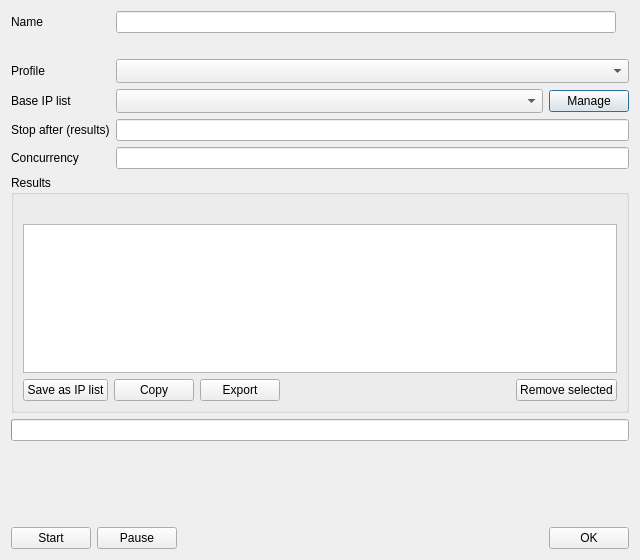
Old version of the form include/ui/scanner/dialog_scan_instance.ui in the repository throneproj/Throne.
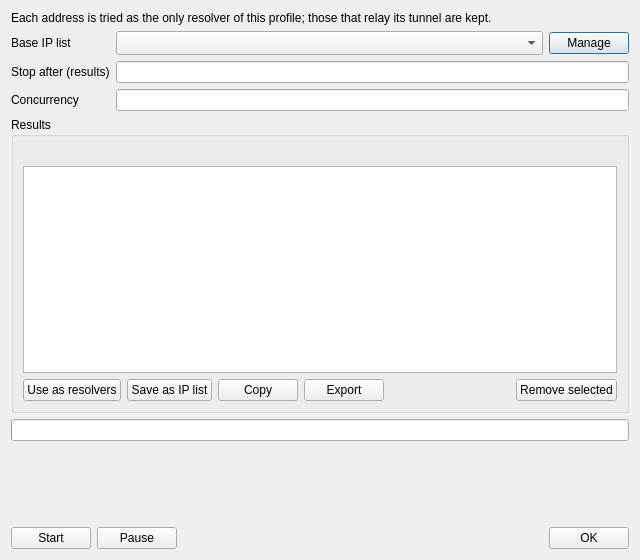
New version of the form. Custom widgets are drawn as their Qt base class.

Commit message: remove the ip scanner section, scan from profiles and open ip lists from routing settings

What changed in the file:
```diff
--- a/include/ui/scanner/dialog_scan_instance.ui
+++ b/include/ui/scanner/dialog_scan_instance.ui
@@ -29,37 +29,10 @@
       <property name="bottomMargin">
        <number>0</number>
       </property>
-      <item row="0" column="0">
-       <widget class="QLabel" name="name_label">
-        <property name="text">
-         <string>Name</string>
-        </property>
-        <property name="buddy">
-         <cstring>name</cstring>
-        </property>
-       </widget>
-      </item>
-      <item row="0" column="1">
-       <layout class="QHBoxLayout" name="layout_name">
-        <item>
-         <widget class="QLineEdit" name="name"/>
-        </item>
-        <item>
-         <widget class="QLabel" name="kind">
-          <property name="text">
-           <string notr="true"/>
-          </property>
-          <property name="colorRole" stdset="0">
-           <string notr="true">muted</string>
-          </property>
-         </widget>
-        </item>
-       </layout>
-      </item>
-      <item row="1" column="0" colspan="2">
+      <item row="0" column="0" colspan="2">
        <widget class="QLabel" name="intro">
         <property name="text">
-         <string notr="true"/>
+         <string>Each address is tried as the only resolver of this profile; those that relay its tunnel are kept.</string>
         </property>
         <property name="textFormat">
          <enum>Qt::TextFormat::PlainText</enum>
@@ -72,33 +45,7 @@
         </property>
        </widget>
       </item>
-      <item row="2" column="0">
-       <widget class="QLabel" name="profile_label">
-        <property name="text">
-         <string>Profile</string>
-        </property>
-        <property name="buddy">
-         <cstring>profile</cstring>
-        </property>
-       </widget>
-      </item>
-      <item row="2" column="1">
-       <widget class="NoWheelComboBox" name="profile">
-        <property name="sizePolicy">
-         <sizepolicy hsizetype="Expanding" vsizetype="Fixed">
-          <horstretch>1</horstretch>
-          <verstretch>0</verstretch>
-         </sizepolicy>
-        </property>
-        <property name="sizeAdjustPolicy">
-         <enum>QComboBox::SizeAdjustPolicy::AdjustToMinimumContentsLengthWithIcon</enum>
-        </property>
-        <property name="minimumContentsLength">
-         <number>16</number>
-        </property>
-       </widget>
-      </item>
-      <item row="3" column="0">
+      <item row="1" column="0">
        <widget class="QLabel" name="base_list_label">
         <property name="text">
          <string>Base IP list</string>
@@ -108,7 +55,7 @@
         </property>
        </widget>
       </item>
-      <item row="3" column="1">
+      <item row="1" column="1">
        <layout class="QHBoxLayout" name="layout_base_list">
         <item>
          <widget class="NoWheelComboBox" name="base_list">
@@ -135,7 +82,7 @@
         </item>
        </layout>
       </item>
-      <item row="4" column="0">
+      <item row="2" column="0">
        <widget class="QLabel" name="stop_after_label">
         <property name="text">
          <string>Stop after (results)</string>
@@ -145,14 +92,14 @@
         </property>
        </widget>
       </item>
-      <item row="4" column="1">
+      <item row="2" column="1">
        <widget class="QLineEdit" name="stop_after">
         <property name="toolTip">
          <string>Stop after this many results. Empty: no limit.</string>
         </property>
        </widget>
       </item>
-      <item row="5" column="0">
+      <item row="3" column="0">
        <widget class="QLabel" name="concurrency_label">
         <property name="text">
          <string>Concurrency</string>
@@ -162,7 +109,7 @@
         </property>
        </widget>
       </item>
-      <item row="5" column="1">
+      <item row="3" column="1">
        <widget class="QLineEdit" name="concurrency">
         <property name="toolTip">
          <string>Targets checked at the same time.</string>
@@ -209,6 +156,16 @@
       </item>
       <item>
        <layout class="QHBoxLayout" name="layout_results_buttons">
+        <item>
+         <widget class="QPushButton" name="use_as_resolvers">
+          <property name="toolTip">
+           <string>Add this list to the profile's resolvers.</string>
+          </property>
+          <property name="text">
+           <string>Use as resolvers</string>
+          </property>
+         </widget>
+        </item>
         <item>
          <widget class="QPushButton" name="save_as_list">
           <property name="text">
```
Left out of the diff: 5 changed lines with no effect on the pictures. The commit also changes 31 other files.
